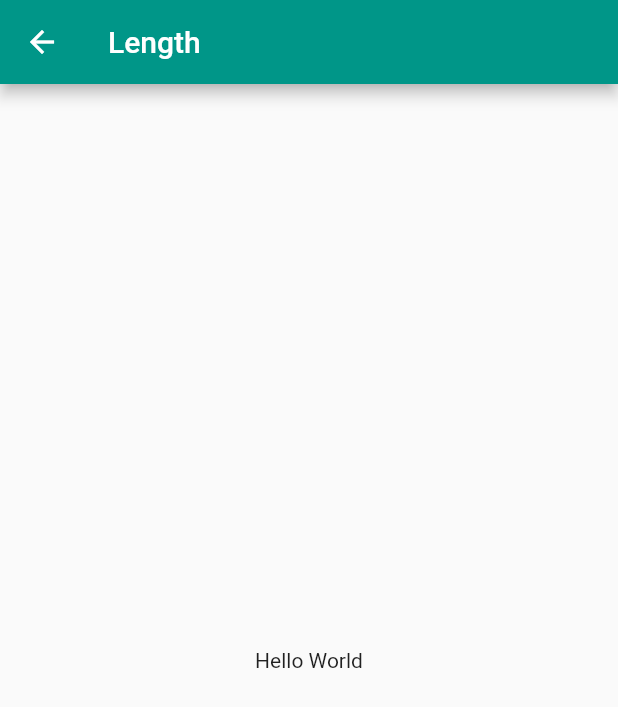
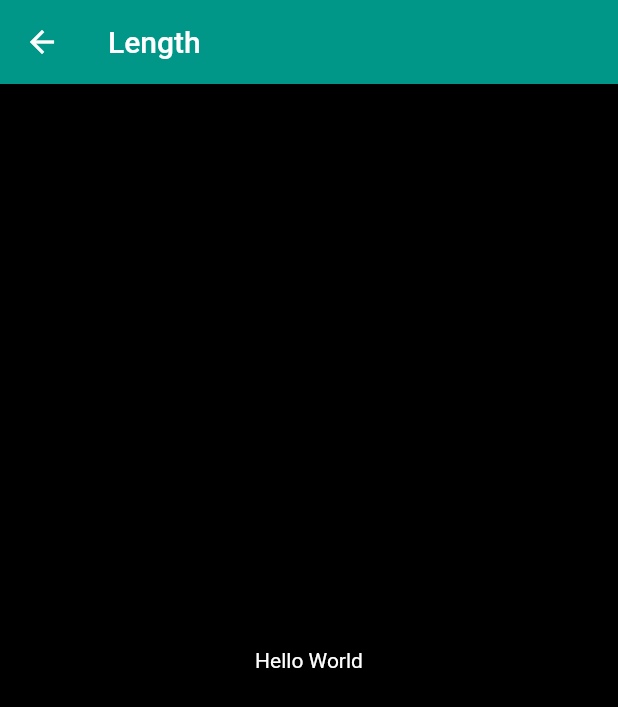
Before and after one commit to akashroshan135/unit-converter, a Flutter app: the screen it shows after launch, after a tap on "Length", on a phone screen of 412 x 824 dp. Shown: the top 707 px of the screen. Run offline on Flutter 3.47's test engine with Material 2 defaults, Android fonts, the phone set to English and light mode, and no system bars.

Commit message:
edit formatted a little

```diff
--- a/lib/category_route.dart
+++ b/lib/routes/category_route.dart
@@ -1,12 +1,12 @@
 import 'package:flutter/material.dart';
 
-import 'category.dart';
+import 'package:flutter_demo2/widgets/category.dart';
 import 'about_route.dart';
 
 const _BGColor = Colors.black;
 
 class CategoryRoute extends StatelessWidget {
-  const CategoryRoute();
+  CategoryRoute();
 
   static const _categoryIcon = [
     Icons.timeline,
@@ -54,6 +54,7 @@ class CategoryRoute extends StatelessWidget {
           padding: EdgeInsets.all(8),
           child: IconButton(
             icon: Icon(Icons.info_outline_rounded),
+            // * Navigator pushes the new screen to stack
             onPressed: () => Navigator.push(
               context,
               MaterialPageRoute(builder: (context) => AboutScreen()),
--- a/lib/converter_route.dart
+++ b/lib/routes/converter_route.dart
@@ -14,6 +14,7 @@ class ConverterScreen extends StatelessWidget {
     final appBar = AppBar(
       leading: IconButton(
           icon: Icon(Icons.arrow_back),
+          // * Navigator pops the old screen from stack
           onPressed: () => Navigator.pop(context)),
       title: Text(
         categoryName,
@@ -26,9 +27,13 @@ class ConverterScreen extends StatelessWidget {
       title: 'Material App',
       home: Scaffold(
         appBar: appBar,
-        body: Center(
-          child: Container(
-            child: Text('Hello World'),
+        body: Container(
+          color: Colors.black,
+          child: Center(
+            child: Text(
+              'Hello World',
+              style: TextStyle(color: Colors.white),
+            ),
           ),
         ),
       ),
--- a/lib/category.dart
+++ b/lib/widgets/category.dart
@@ -1,6 +1,6 @@
 import 'package:flutter/material.dart';
 
-import 'converter_route.dart';
+import 'package:flutter_demo2/routes/converter_route.dart';
 
 class Category extends StatelessWidget {
   final categoryName;
@@ -27,6 +27,7 @@ class Category extends StatelessWidget {
             highlightColor: categoryColor,
             splashColor: categoryColor,
             onTap: () {
+              // * Navigator pushes the new screen to stack
               Navigator.push(
                 context,
                 MaterialPageRoute(
```
Also changed, not shown: lib/about_route.dart (deleted, +0 -83 lines), lib/main.dart (+2 -6 lines), lib/routes/about_route.dart (added, +87 -0 lines).
